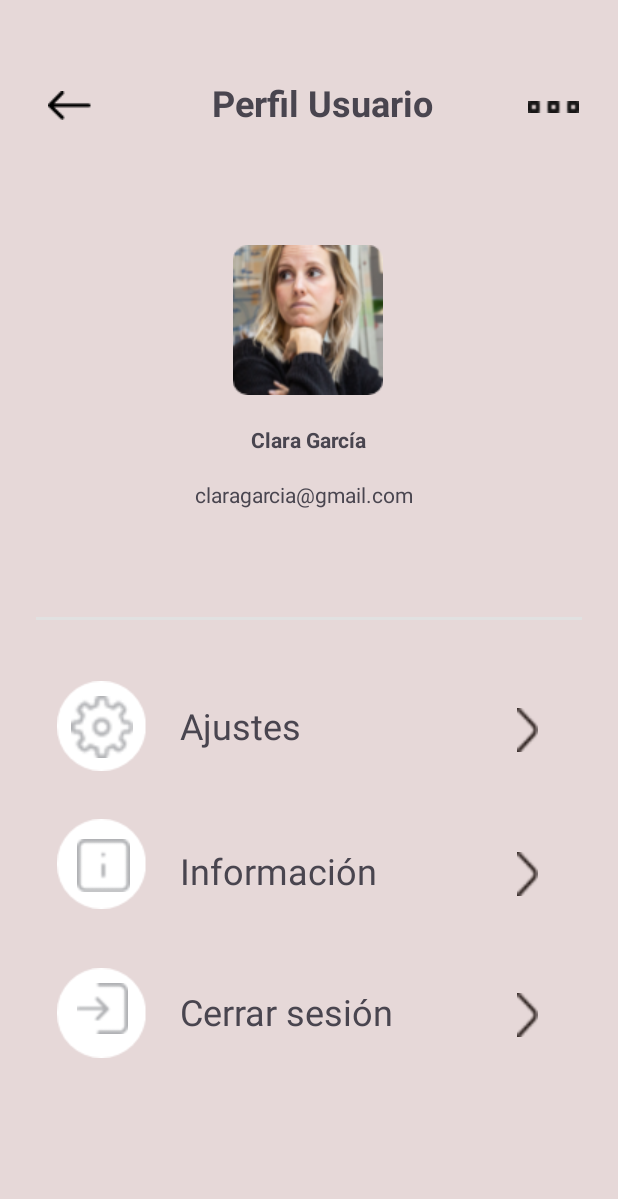
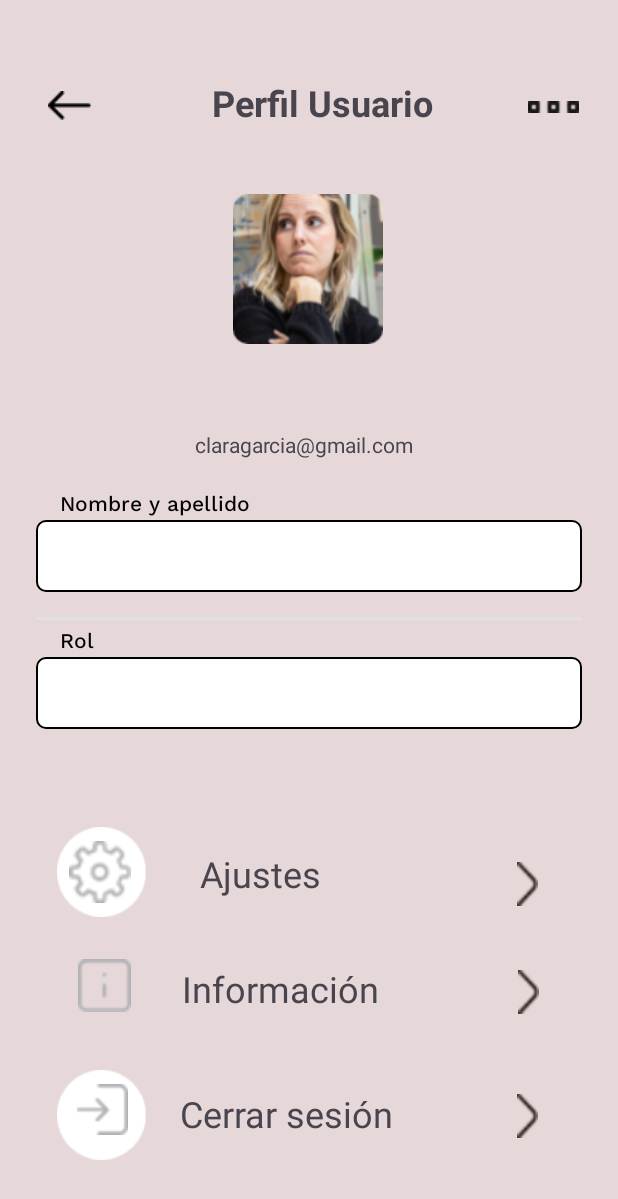
Before and after one commit to DavidAlmonacid/OirApp, an Android app: the MainActivity5 screen opened directly, with no data from a screen before it, on a phone screen of 412 x 824 dp. Shown: the top 1199 px of the screen. Run offline under Robolectric (Android 15) with nearby library versions, the phone set to English and light mode, and no system bars.

Commit message:
Ajustes a la pantalla de registro y de perfil de usuario

```diff
--- a/app/src/main/res/layout/activity_main3.xml
+++ b/app/src/main/res/layout/activity_main3.xml
@@ -75,7 +75,7 @@
         android:id="@+id/linearLayout2"
         android:layout_width="match_parent"
         android:layout_height="wrap_content"
-        android:layout_marginTop="24dp"
+        android:layout_marginTop="40dp"
         android:orientation="vertical"
         android:paddingHorizontal="24dp"
         app:layout_constraintEnd_toEndOf="parent"
@@ -106,84 +106,20 @@
 
     </LinearLayout>
 
-    <LinearLayout
-        android:id="@+id/linearLayout3"
-        android:layout_width="match_parent"
-        android:layout_height="wrap_content"
-        android:layout_marginTop="24dp"
-        android:orientation="vertical"
-        android:paddingHorizontal="24dp"
-        app:layout_constraintEnd_toEndOf="parent"
-        app:layout_constraintStart_toStartOf="parent"
-        app:layout_constraintTop_toBottomOf="@+id/linearLayout2">
-
-        <TextView
-            android:id="@+id/textView4"
-            android:layout_width="wrap_content"
-            android:layout_height="wrap_content"
-            android:layout_marginStart="16dp"
-            android:fontFamily="@font/work_sans_500_normal"
-            android:text="Nombre y apellido"
-            android:textColor="@color/black" />
-
-        <EditText
-            android:id="@+id/editTextText"
-            android:layout_width="match_parent"
-            android:layout_height="48dp"
-            android:layout_marginTop="2dp"
-            android:background="@drawable/rounded_background_input_light"
-            android:ems="10"
-            android:fontFamily="@font/work_sans_400_normal"
-            android:inputType="text"
-            android:paddingHorizontal="14dp"
-            android:textColor="@color/black"
-            android:textCursorDrawable="@drawable/cursor" />
-
-    </LinearLayout>
-
-    <LinearLayout
-        android:layout_width="match_parent"
-        android:layout_height="wrap_content"
-        android:layout_marginTop="24dp"
-        android:orientation="vertical"
-        android:paddingHorizontal="24dp"
-        app:layout_constraintEnd_toEndOf="parent"
-        app:layout_constraintStart_toStartOf="parent"
-        app:layout_constraintTop_toBottomOf="@+id/linearLayout3">
-
-        <TextView
-            android:id="@+id/textView5"
-            android:layout_width="wrap_content"
-            android:layout_height="wrap_content"
-            android:layout_marginStart="16dp"
-            android:fontFamily="@font/work_sans_500_normal"
-            android:text="Rol"
-            android:textColor="@color/black" />
-
-        <Spinner
-            android:id="@+id/spinner"
-            android:layout_width="match_parent"
-            android:layout_height="48dp"
-            android:layout_marginTop="2dp"
-            android:gravity="center"
-            android:background="@drawable/rounded_background_input_light" />
-
-    </LinearLayout>
-
     <Button
         android:id="@+id/button"
         android:layout_width="match_parent"
         android:layout_height="52dp"
         android:layout_marginHorizontal="24dp"
-        android:layout_marginBottom="32dp"
+        android:layout_marginTop="60dp"
         android:backgroundTint="@color/colorButtonPrimary"
         android:fontFamily="@font/work_sans_500_normal"
         android:text="Enviar"
         android:textColor="@color/black"
         android:textSize="20sp"
-        app:layout_constraintBottom_toBottomOf="parent"
         app:layout_constraintEnd_toEndOf="parent"
         app:layout_constraintStart_toStartOf="parent"
+        app:layout_constraintTop_toBottomOf="@+id/linearLayout2"
         app:strokeWidth="1dp" />
 
 </androidx.constraintlayout.widget.ConstraintLayout>
--- a/app/src/main/res/layout/activity_main5.xml
+++ b/app/src/main/res/layout/activity_main5.xml
@@ -7,16 +7,6 @@
     android:layout_height="match_parent"
     android:background="#E6D8D8"
     tools:context=".MainActivity5">
-
-    <TextView
-        android:id="@+id/textView6"
-        android:layout_width="353dp"
-        android:layout_height="70dp"
-        app:layout_constraintBottom_toBottomOf="parent"
-        app:layout_constraintEnd_toEndOf="parent"
-        app:layout_constraintStart_toStartOf="parent"
-        app:layout_constraintTop_toTopOf="parent"
-        app:layout_constraintVertical_bias="0.85" />
 
     <TextView
         android:id="@+id/textView10"
@@ -31,19 +21,7 @@
         app:layout_constraintHorizontal_bias="0.497"
         app:layout_constraintStart_toStartOf="parent"
         app:layout_constraintTop_toTopOf="parent"
-        app:layout_constraintVertical_bias="0.832" />
-
-    <ImageView
-        android:id="@+id/imageView6"
-        android:layout_width="34dp"
-        android:layout_height="29dp"
-        app:layout_constraintBottom_toBottomOf="parent"
-        app:layout_constraintEnd_toEndOf="parent"
-        app:layout_constraintHorizontal_bias="0.885"
-        app:layout_constraintStart_toStartOf="parent"
-        app:layout_constraintTop_toTopOf="parent"
-        app:layout_constraintVertical_bias="0.833"
-        app:srcCompat="@drawable/flechaderecha" />
+        app:layout_constraintVertical_bias="0.918" />
 
     <ImageView
         android:id="@+id/imageView2"
@@ -54,7 +32,7 @@
         app:layout_constraintHorizontal_bias="0.108"
         app:layout_constraintStart_toStartOf="parent"
         app:layout_constraintTop_toTopOf="parent"
-        app:layout_constraintVertical_bias="0.845"
+        app:layout_constraintVertical_bias="0.934"
         app:srcCompat="@drawable/ajustes" />
 
     <ImageView
@@ -66,19 +44,20 @@
         app:layout_constraintHorizontal_bias="0.135"
         app:layout_constraintStart_toStartOf="parent"
         app:layout_constraintTop_toTopOf="parent"
-        app:layout_constraintVertical_bias="0.831"
+        app:layout_constraintVertical_bias="0.917"
         app:srcCompat="@drawable/cerraricono" />
 
-    <TextView
-        android:id="@+id/textView6"
-        android:layout_width="353dp"
-        android:layout_height="70dp"
+    <ImageView
+        android:id="@+id/imageView6"
+        android:layout_width="34dp"
+        android:layout_height="29dp"
         app:layout_constraintBottom_toBottomOf="parent"
         app:layout_constraintEnd_toEndOf="parent"
-        app:layout_constraintHorizontal_bias="0.413"
+        app:layout_constraintHorizontal_bias="0.885"
         app:layout_constraintStart_toStartOf="parent"
         app:layout_constraintTop_toTopOf="parent"
-        app:layout_constraintVertical_bias="0.726" />
+        app:layout_constraintVertical_bias="0.918"
+        app:srcCompat="@drawable/flechaderecha" />
 
     <TextView
         android:id="@+id/textView10"
@@ -90,10 +69,22 @@
         android:textSize="24sp"
         app:layout_constraintBottom_toBottomOf="parent"
         app:layout_constraintEnd_toEndOf="parent"
-        app:layout_constraintHorizontal_bias="0.444"
+        app:layout_constraintHorizontal_bias="0.448"
         app:layout_constraintStart_toStartOf="parent"
         app:layout_constraintTop_toTopOf="parent"
-        app:layout_constraintVertical_bias="0.713" />
+        app:layout_constraintVertical_bias="0.813" />
+
+    <ImageView
+        android:id="@+id/imageView4"
+        android:layout_width="35dp"
+        android:layout_height="39dp"
+        app:layout_constraintBottom_toBottomOf="parent"
+        app:layout_constraintEnd_toEndOf="parent"
+        app:layout_constraintHorizontal_bias="0.138"
+        app:layout_constraintStart_toStartOf="parent"
+        app:layout_constraintTop_toTopOf="parent"
+        app:layout_constraintVertical_bias="0.812"
+        app:srcCompat="@drawable/informacionicono" />
 
     <ImageView
         android:id="@+id/imageView6"
@@ -101,35 +92,11 @@
         android:layout_height="29dp"
         app:layout_constraintBottom_toBottomOf="parent"
         app:layout_constraintEnd_toEndOf="parent"
-        app:layout_constraintHorizontal_bias="0.885"
+        app:layout_constraintHorizontal_bias="0.888"
         app:layout_constraintStart_toStartOf="parent"
         app:layout_constraintTop_toTopOf="parent"
-        app:layout_constraintVertical_bias="0.715"
+        app:layout_constraintVertical_bias="0.814"
         app:srcCompat="@drawable/flechaderecha" />
-
-    <ImageView
-        android:id="@+id/imageView2"
-        android:layout_width="wrap_content"
-        android:layout_height="wrap_content"
-        app:layout_constraintBottom_toBottomOf="parent"
-        app:layout_constraintEnd_toEndOf="parent"
-        app:layout_constraintHorizontal_bias="0.108"
-        app:layout_constraintStart_toStartOf="parent"
-        app:layout_constraintTop_toTopOf="parent"
-        app:layout_constraintVertical_bias="0.715"
-        app:srcCompat="@drawable/ajustes" />
-
-    <ImageView
-        android:id="@+id/imageView4"
-        android:layout_width="35dp"
-        android:layout_height="39dp"
-        app:layout_constraintBottom_toBottomOf="parent"
-        app:layout_constraintEnd_toEndOf="parent"
-        app:layout_constraintHorizontal_bias="0.136"
-        app:layout_constraintStart_toStartOf="parent"
-        app:layout_constraintTop_toTopOf="parent"
-        app:layout_constraintVertical_bias="0.71"
-        app:srcCompat="@drawable/informacionicono" />
 
     <View
         android:id="@+id/view"
@@ -202,23 +169,8 @@
         app:layout_constraintHorizontal_bias="0.498"
         app:layout_constraintStart_toStartOf="parent"
         app:layout_constraintTop_toTopOf="parent"
-        app:layout_constraintVertical_bias="0.226"
+        app:layout_constraintVertical_bias="0.179"
         app:srcCompat="@drawable/avatarperfil" />
-
-    <TextView
-        android:id="@+id/textView11"
-        android:layout_width="145dp"
-        android:layout_height="27dp"
-        android:gravity="center_vertical"
-        android:text="Clara García"
-        android:textAlignment="center"
-        android:textStyle="bold"
-        app:layout_constraintBottom_toBottomOf="parent"
-        app:layout_constraintEnd_toEndOf="parent"
-        app:layout_constraintHorizontal_bias="0.498"
-        app:layout_constraintStart_toStartOf="parent"
-        app:layout_constraintTop_toTopOf="parent"
-        app:layout_constraintVertical_bias="0.351" />
 
     <TextView
         android:id="@+id/textView11"
@@ -232,17 +184,71 @@
         app:layout_constraintHorizontal_bias="0.487"
         app:layout_constraintStart_toStartOf="parent"
         app:layout_constraintTop_toTopOf="parent"
-        app:layout_constraintVertical_bias="0.397" />
+        app:layout_constraintVertical_bias="0.356" />
 
-    <TextView
-        android:id="@+id/textView6"
-        android:layout_width="353dp"
-        android:layout_height="70dp"
-        app:layout_constraintBottom_toBottomOf="parent"
+    <LinearLayout
+        android:id="@+id/linearLayout3"
+        android:layout_width="match_parent"
+        android:layout_height="wrap_content"
+        android:layout_marginTop="20dp"
+        android:orientation="vertical"
+        android:paddingHorizontal="24dp"
         app:layout_constraintEnd_toEndOf="parent"
         app:layout_constraintStart_toStartOf="parent"
-        app:layout_constraintTop_toTopOf="parent"
-        app:layout_constraintVertical_bias="0.597" />
+        app:layout_constraintTop_toBottomOf="@+id/textView11">
+
+        <TextView
+            android:id="@+id/textView4"
+            android:layout_width="wrap_content"
+            android:layout_height="wrap_content"
+            android:layout_marginStart="16dp"
+            android:fontFamily="@font/work_sans_500_normal"
+            android:text="Nombre y apellido"
+            android:textColor="@color/black" />
+
+        <EditText
+            android:id="@+id/editTextText"
+            android:layout_width="match_parent"
+            android:layout_height="48dp"
+            android:layout_marginTop="2dp"
+            android:background="@drawable/rounded_background_input_light"
+            android:ems="10"
+            android:fontFamily="@font/work_sans_400_normal"
+            android:inputType="text"
+            android:paddingHorizontal="14dp"
+            android:textColor="@color/black"
+            android:textCursorDrawable="@drawable/cursor" />
+
+    </LinearLayout>
+
+    <LinearLayout
+        android:layout_width="match_parent"
+        android:layout_height="wrap_content"
+        android:layout_marginTop="24dp"
+        android:orientation="vertical"
+        android:paddingHorizontal="24dp"
+        app:layout_constraintEnd_toEndOf="parent"
+        app:layout_constraintStart_toStartOf="parent"
+        app:layout_constraintTop_toBottomOf="@+id/linearLayout3">
+
+        <TextView
+            android:id="@+id/textView5"
+            android:layout_width="wrap_content"
+            android:layout_height="wrap_content"
+            android:layout_marginStart="16dp"
+            android:fontFamily="@font/work_sans_500_normal"
+            android:text="Rol"
+            android:textColor="@color/black" />
+
+        <Spinner
+            android:id="@+id/spinner"
+            android:layout_width="match_parent"
+            android:layout_height="48dp"
+            android:layout_marginTop="2dp"
+            android:background="@drawable/rounded_background_input_light"
+            android:gravity="center" />
+
+    </LinearLayout>
 
     <ImageView
         android:id="@+id/imageView2"
@@ -253,7 +259,7 @@
         app:layout_constraintHorizontal_bias="0.108"
         app:layout_constraintStart_toStartOf="parent"
         app:layout_constraintTop_toTopOf="parent"
-        app:layout_constraintVertical_bias="0.594"
+        app:layout_constraintVertical_bias="0.722"
         app:srcCompat="@drawable/ajustes" />
 
     <ImageView
@@ -262,10 +268,10 @@
         android:layout_height="44dp"
         app:layout_constraintBottom_toBottomOf="parent"
         app:layout_constraintEnd_toEndOf="parent"
-        app:layout_constraintHorizontal_bias="0.127"
+        app:layout_constraintHorizontal_bias="0.124"
         app:layout_constraintStart_toStartOf="parent"
         app:layout_constraintTop_toTopOf="parent"
-        app:layout_constraintVertical_bias="0.593"
+        app:layout_constraintVertical_bias="0.717"
         app:srcCompat="@drawable/ajustesicono" />
 
     <TextView
@@ -278,10 +284,10 @@
         android:textSize="24sp"
         app:layout_constraintBottom_toBottomOf="parent"
         app:layout_constraintEnd_toEndOf="parent"
-        app:layout_constraintHorizontal_bias="0.398"
+        app:layout_constraintHorizontal_bias="0.441"
         app:layout_constraintStart_toStartOf="parent"
         app:layout_constraintTop_toTopOf="parent"
-        app:layout_constraintVertical_bias="0.592" />
+        app:layout_constraintVertical_bias="0.718" />
 
     <ImageView
         android:id="@+id/imageView6"
@@ -292,7 +298,7 @@
         app:layout_constraintHorizontal_bias="0.885"
         app:layout_constraintStart_toStartOf="parent"
         app:layout_constraintTop_toTopOf="parent"
-        app:layout_constraintVertical_bias="0.594"
+        app:layout_constraintVertical_bias="0.723"
         app:srcCompat="@drawable/flechaderecha" />
 
 </androidx.constraintlayout.widget.ConstraintLayout>
```
